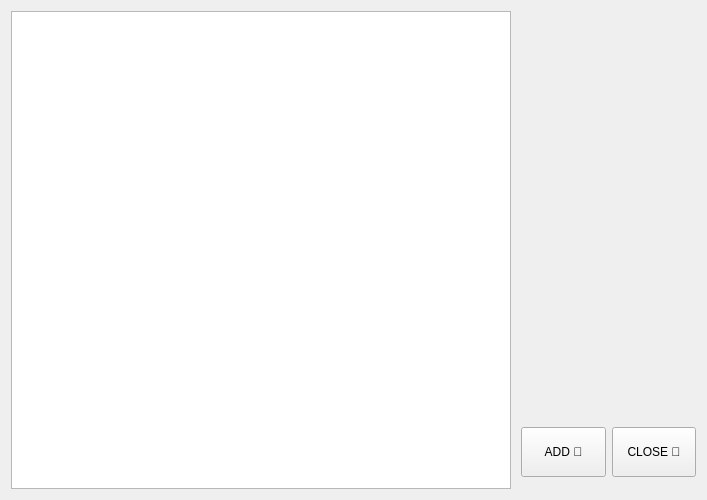
Old version of the form Chat-Application/contact.ui in the repository verina101/Chat-Application.
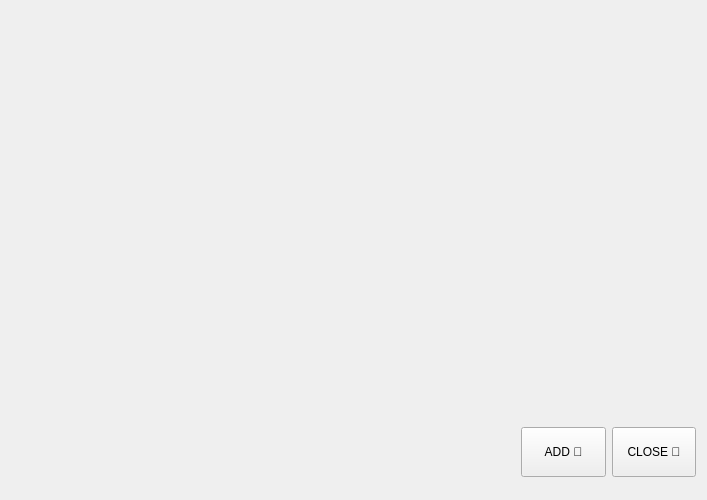
New version of the form. Icons and pictures are not drawn.

The edit to the form file:
```diff
--- a/Chat-Application/contact.ui
+++ b/Chat-Application/contact.ui
@@ -41,7 +41,7 @@
       </size>
      </property>
      <property name="styleSheet">
-      <string notr="true">background:url(&quot;background2.png&quot;);</string>
+      <string notr="true">background:transparent;</string>
      </property>
     </widget>
    </item>
```
